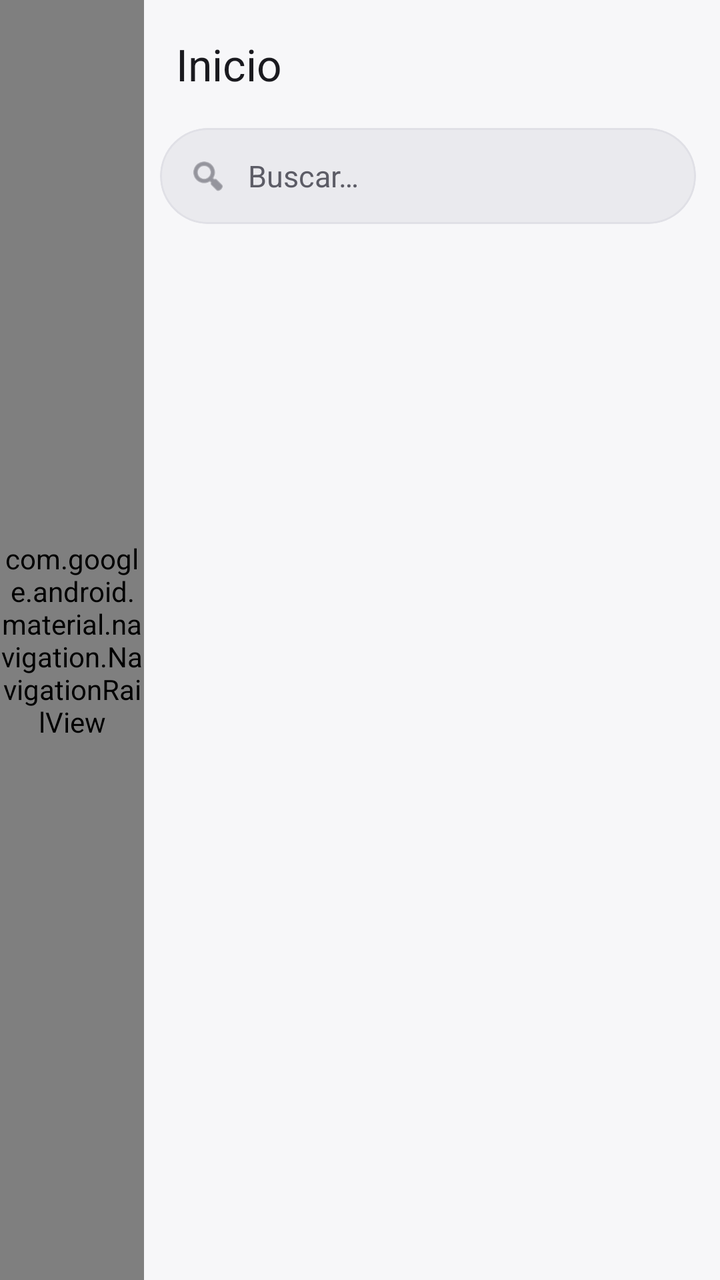
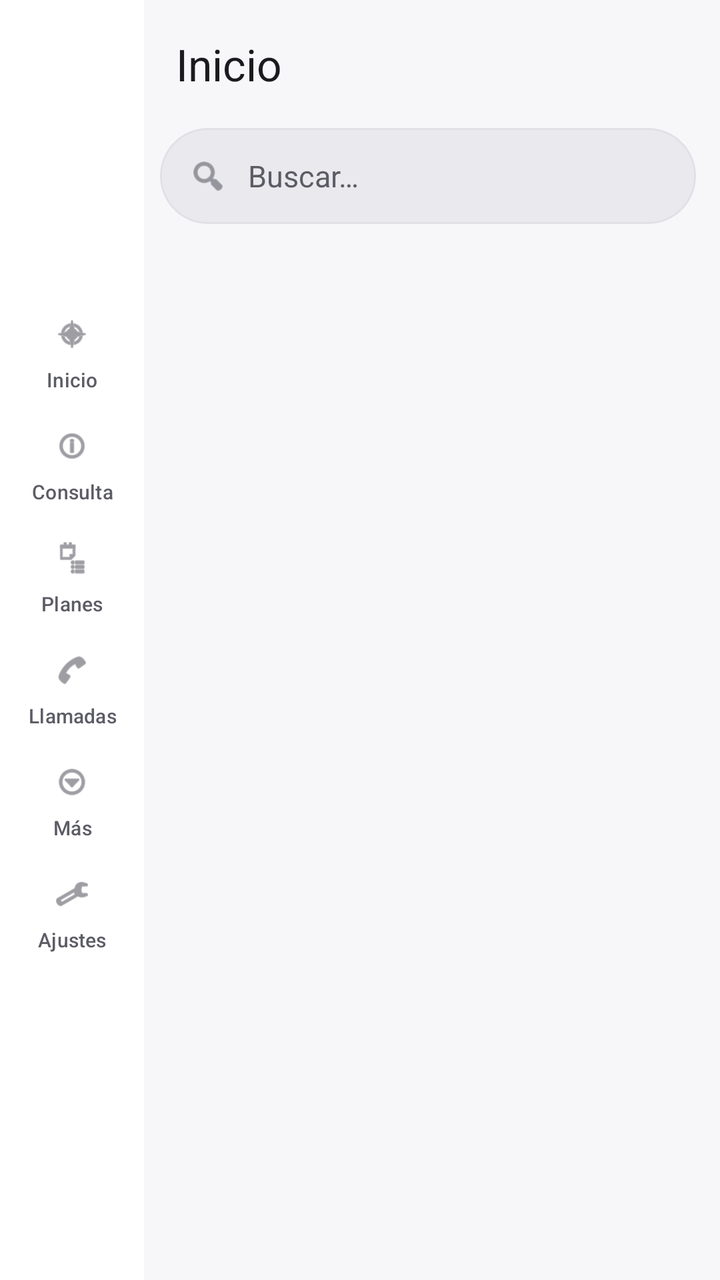

The first picture is an Android layout as it rendered before a commit; the second is the same layout after the commit. The layout source and the unified diff follow.
<!-- AndroidManifest.xml: application theme Theme.UssdCuba -->
<!-- res/layout/activity_main.xml -->
<?xml version="1.0" encoding="utf-8"?>
<androidx.constraintlayout.widget.ConstraintLayout
    xmlns:android="http://schemas.android.com/apk/res/android"
    xmlns:app="http://schemas.android.com/apk/res-auto"
    android:layout_width="match_parent"
    android:layout_height="match_parent"
    android:fitsSystemWindows="true"
    android:background="?attr/colorSurface">

    
    <com.google.android.material.navigation.NavigationRailView
        android:id="@+id/navRail"
        android:layout_width="72dp"
        android:layout_height="0dp"
        android:background="?attr/colorSurfaceContainer"
        app:menu="@menu/nav_rail"
        app:labelVisibilityMode="labeled"
        app:itemIconTint="@color/bottom_nav_color"
        app:itemTextColor="@color/bottom_nav_color"
        app:itemActiveIndicatorStyle="@null"
        app:menuGravity="center"
        app:elevation="0dp"
        app:layout_constraintTop_toTopOf="parent"
        app:layout_constraintBottom_toBottomOf="parent"
        app:layout_constraintStart_toStartOf="parent" />

    
    <com.google.android.material.appbar.MaterialToolbar
        android:id="@+id/toolbar"
        android:layout_width="0dp"
        android:layout_height="?attr/actionBarSize"
        android:background="?attr/colorSurface"
        app:title="Inicio"
        app:titleTextColor="?attr/colorOnSurface"
        app:titleTextAppearance="@style/TextAppearance.Material3.TitleLarge"
        app:layout_constraintTop_toTopOf="parent"
        app:layout_constraintStart_toEndOf="@id/navRail"
        app:layout_constraintEnd_toEndOf="parent" />

    <com.google.android.material.card.MaterialCardView
        android:id="@+id/searchCard"
        android:layout_width="0dp"
        android:layout_height="wrap_content"
        android:layout_marginStart="8dp"
        android:layout_marginEnd="12dp"
        android:layout_marginTop="0dp"
        app:cardCornerRadius="24dp"
        app:cardElevation="0dp"
        app:strokeWidth="1dp"
        app:strokeColor="?attr/colorOutlineVariant"
        app:cardBackgroundColor="?attr/colorSurfaceContainerHigh"
        app:layout_constraintTop_toBottomOf="@id/toolbar"
        app:layout_constraintStart_toEndOf="@id/navRail"
        app:layout_constraintEnd_toEndOf="parent">

        <LinearLayout
            android:layout_width="match_parent"
            android:layout_height="48dp"
            android:orientation="horizontal"
            android:gravity="center_vertical"
            android:paddingStart="14dp"
            android:paddingEnd="4dp">

            <ImageView
                android:layout_width="20dp"
                android:layout_height="20dp"
                android:src="@android:drawable/ic_menu_search"
                app:tint="?attr/colorOnSurfaceVariant"
                android:contentDescription="Buscar" />

            <EditText
                android:id="@+id/etSearch"
                android:layout_width="0dp"
                android:layout_height="match_parent"
                android:layout_weight="1"
                android:layout_marginStart="10dp"
                android:background="@android:color/transparent"
                android:hint="Buscar…"
                android:textSize="15sp"
                android:inputType="text"
                android:imeOptions="actionSearch"
                android:maxLines="1"
                android:textColor="?attr/colorOnSurface"
                android:textColorHint="?attr/colorOnSurfaceVariant" />

            <ImageButton
                android:id="@+id/btnClearSearch"
                android:layout_width="36dp"
                android:layout_height="36dp"
                android:src="@android:drawable/ic_menu_close_clear_cancel"
                android:background="?attr/selectableItemBackgroundBorderless"
                android:contentDescription="Limpiar"
                android:visibility="gone"
                app:tint="?attr/colorOnSurfaceVariant" />
        </LinearLayout>
    </com.google.android.material.card.MaterialCardView>

    <androidx.viewpager2.widget.ViewPager2
        android:id="@+id/viewPager"
        android:layout_width="0dp"
        android:layout_height="0dp"
        android:layout_marginTop="8dp"
        android:background="?attr/colorSurface"
        app:layout_constraintTop_toBottomOf="@id/searchCard"
        app:layout_constraintBottom_toBottomOf="parent"
        app:layout_constraintStart_toEndOf="@id/navRail"
        app:layout_constraintEnd_toEndOf="parent" />

</androidx.constraintlayout.widget.ConstraintLayout>
<!-- resources referenced by this layout -->
<resources>
  <style name="Theme.UssdCuba" parent="Theme.UssdCuba.Cuba.Dark" />
  <style name="Theme.UssdCuba.Cuba.Dark" parent="Theme.UssdCuba.BaseDark">
          <item name="colorPrimary">#EF5350</item>
          <item name="colorPrimaryContainer">#4A1515</item>
          <item name="colorOnPrimary">#FFFFFF</item>
          <item name="colorOnPrimaryContainer">#FFCDD2</item>
      </style>
  <style name="Theme.UssdCuba.BaseDark" parent="Theme.Material3.Dark.NoActionBar">
          <item name="colorSecondary">#64B5F6</item>
          <item name="colorOnSecondary">#0A1628</item>
          <item name="colorSecondaryContainer">#1A2A40</item>
          <item name="colorOnSecondaryContainer">#BBDEFB</item>
          <item name="colorSurface">#0F0F12</item>
          <item name="colorSurfaceContainerLowest">#0A0A0C</item>
          <item name="colorSurfaceContainerLow">#16161A</item>
          <item name="colorSurfaceContainer">#1C1C22</item>
          <item name="colorSurfaceContainerHigh">#24242B</item>
          <item name="colorSurfaceContainerHighest">#2C2C34</item>
          <item name="colorSurfaceVariant">#2A2A32</item>
          <item name="colorOnSurface">#F0F0F2</item>
          <item name="colorOnSurfaceVariant">#A8A8B0</item>
          <item name="colorOutline">#3A3A44</item>
          <item name="colorOutlineVariant">#2A2A32</item>
          <item name="android:colorBackground">#0F0F12</item>
          <item name="android:statusBarColor">#0F0F12</item>
          <item name="android:navigationBarColor">#0F0F12</item>
          <item name="android:windowBackground">#0F0F12</item>
          <item name="android:windowLightStatusBar">false</item>
      </style>
</resources>

<!-- the commit's change to res/layout/activity_main.xml (unified diff, before → after) -->
@@ -8,23 +8,115 @@
     android:background="?attr/colorSurface">
 
     
-    <com.google.android.material.navigation.NavigationRailView
+    <LinearLayout
         android:id="@+id/navRail"
         android:layout_width="72dp"
         android:layout_height="0dp"
+        android:orientation="vertical"
+        android:gravity="center"
         android:background="?attr/colorSurfaceContainer"
-        app:menu="@menu/nav_rail"
-        app:labelVisibilityMode="labeled"
-        app:itemIconTint="@color/bottom_nav_color"
-        app:itemTextColor="@color/bottom_nav_color"
-        app:itemActiveIndicatorStyle="@null"
-        app:menuGravity="center"
-        app:elevation="0dp"
+        android:paddingVertical="8dp"
         app:layout_constraintTop_toTopOf="parent"
         app:layout_constraintBottom_toBottomOf="parent"
-        app:layout_constraintStart_toStartOf="parent" />
-
-    
+        app:layout_constraintStart_toStartOf="parent">
+
+        <com.google.android.material.button.MaterialButton
+            android:id="@+id/nav_home"
+            style="@style/Widget.Material3.Button.TextButton"
+            android:layout_width="match_parent"
+            android:layout_height="wrap_content"
+            android:minHeight="56dp"
+            android:text="Inicio"
+            android:textSize="10sp"
+            android:insetTop="0dp"
+            android:insetBottom="0dp"
+            app:icon="@android:drawable/ic_menu_compass"
+            app:iconGravity="top"
+            app:iconPadding="2dp"
+            app:iconTint="@color/bottom_nav_color"
+            android:textColor="@color/bottom_nav_color" />
+
+        <com.google.android.material.button.MaterialButton
+            android:id="@+id/nav_consultas"
+            style="@style/Widget.Material3.Button.TextButton"
+            android:layout_width="match_parent"
+            android:layout_height="wrap_content"
+            android:minHeight="56dp"
+            android:text="Consulta"
+            android:textSize="10sp"
+            android:insetTop="0dp"
+            android:insetBottom="0dp"
+            app:icon="@android:drawable/ic_menu_info_details"
+            app:iconGravity="top"
+            app:iconPadding="2dp"
+            app:iconTint="@color/bottom_nav_color"
+            android:textColor="@color/bottom_nav_color" />
+
+        <com.google.android.material.button.MaterialButton
+            android:id="@+id/nav_planes"
+            style="@style/Widget.Material3.Button.TextButton"
+            android:layout_width="match_parent"
+            android:layout_height="wrap_content"
+            android:minHeight="56dp"
+            android:text="Planes"
+            android:textSize="10sp"
+            android:insetTop="0dp"
+            android:insetBottom="0dp"
+            app:icon="@android:drawable/ic_menu_agenda"
+            app:iconGravity="top"
+            app:iconPadding="2dp"
+            app:iconTint="@color/bottom_nav_color"
+            android:textColor="@color/bottom_nav_color" />
+
+        <com.google.android.material.button.MaterialButton
+            android:id="@+id/nav_llamadas"
+            style="@style/Widget.Material3.Button.TextButton"
+            android:layout_width="match_parent"
+            android:layout_height="wrap_content"
+            android:minHeight="56dp"
+            android:text="Llamadas"
+            android:textSize="10sp"
+            android:insetTop="0dp"
+            android:insetBottom="0dp"
+            app:icon="@android:drawable/ic_menu_call"
+            app:iconGravity="top"
+            app:iconPadding="2dp"
+            app:iconTint="@color/bottom_nav_color"
+            android:textColor="@color/bottom_nav_color" />
+
+        <com.google.android.material.button.MaterialButton
+            android:id="@+id/nav_mas"
+            style="@style/Widget.Material3.Button.TextButton"
+            android:layout_width="match_parent"
+            android:layout_height="wrap_content"
+            android:minHeight="56dp"
+            android:text="Más"
+            android:textSize="10sp"
+            android:insetTop="0dp"
+            android:insetBottom="0dp"
+            app:icon="@android:drawable/ic_menu_more"
+            app:iconGravity="top"
+            app:iconPadding="2dp"
+            app:iconTint="@color/bottom_nav_color"
+            android:textColor="@color/bottom_nav_color" />
+
+        <com.google.android.material.button.MaterialButton
+            android:id="@+id/nav_ajustes"
+            style="@style/Widget.Material3.Button.TextButton"
+            android:layout_width="match_parent"
+            android:layout_height="wrap_content"
+            android:minHeight="56dp"
+            android:text="Ajustes"
+            android:textSize="10sp"
+            android:insetTop="0dp"
+            android:insetBottom="0dp"
+            app:icon="@android:drawable/ic_menu_preferences"
+            app:iconGravity="top"
+            app:iconPadding="2dp"
+            app:iconTint="@color/bottom_nav_color"
+            android:textColor="@color/bottom_nav_color" />
+    </LinearLayout>
+
     <com.google.android.material.appbar.MaterialToolbar
         android:id="@+id/toolbar"
         android:layout_width="0dp"
@@ -43,7 +135,6 @@
         android:layout_height="wrap_content"
         android:layout_marginStart="8dp"
         android:layout_marginEnd="12dp"
-        android:layout_marginTop="0dp"
         app:cardCornerRadius="24dp"
         app:cardElevation="0dp"
         app:strokeWidth="1dp"
